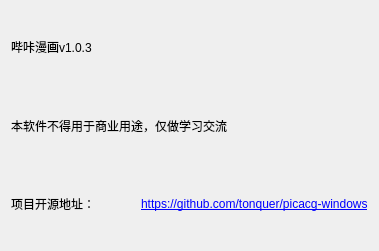
tonquer/picacg-qt, file ui/about.ui: the form before one commit.
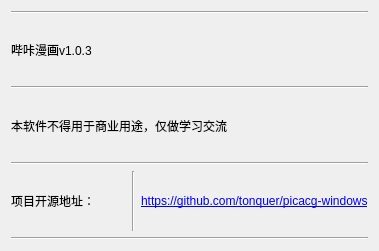
The form after the commit.

```diff
--- a/ui/about.ui
+++ b/ui/about.ui
@@ -14,21 +14,21 @@
    <string>Form</string>
   </property>
   <layout class="QGridLayout" name="gridLayout">
-   <item row="0" column="0">
+   <item row="2" column="0">
+    <widget class="Line" name="line">
+     <property name="orientation">
+      <enum>Qt::Horizontal</enum>
+     </property>
+    </widget>
+   </item>
+   <item row="1" column="0">
     <widget class="QLabel" name="label">
      <property name="text">
       <string>哔咔漫画v1.0.3</string>
      </property>
     </widget>
    </item>
-   <item row="1" column="0">
-    <widget class="QLabel" name="label_2">
-     <property name="text">
-      <string>本软件不得用于商业用途，仅做学习交流</string>
-     </property>
-    </widget>
-   </item>
-   <item row="2" column="0">
+   <item row="5" column="0">
     <layout class="QHBoxLayout" name="horizontalLayout">
      <item>
       <widget class="QLabel" name="label_4">
@@ -37,6 +37,13 @@
        </property>
       </widget>
      </item>
+     <item>
+      <widget class="Line" name="line_5">
+       <property name="orientation">
+        <enum>Qt::Vertical</enum>
+       </property>
+      </widget>
+     </item>
      <item>
       <widget class="QLabel" name="label_3">
        <property name="text">
@@ -46,6 +53,34 @@
      </item>
     </layout>
    </item>
+   <item row="4" column="0">
+    <widget class="Line" name="line_2">
+     <property name="orientation">
+      <enum>Qt::Horizontal</enum>
+     </property>
+    </widget>
+   </item>
+   <item row="3" column="0">
+    <widget class="QLabel" name="label_2">
+     <property name="text">
+      <string>本软件不得用于商业用途，仅做学习交流</string>
+     </property>
+    </widget>
+   </item>
+   <item row="0" column="0">
+    <widget class="Line" name="line_3">
+     <property name="orientation">
+      <enum>Qt::Horizontal</enum>
+     </property>
+    </widget>
+   </item>
+   <item row="6" column="0">
+    <widget class="Line" name="line_4">
+     <property name="orientation">
+      <enum>Qt::Horizontal</enum>
+     </property>
+    </widget>
+   </item>
   </layout>
  </widget>
  <resources/>
```
